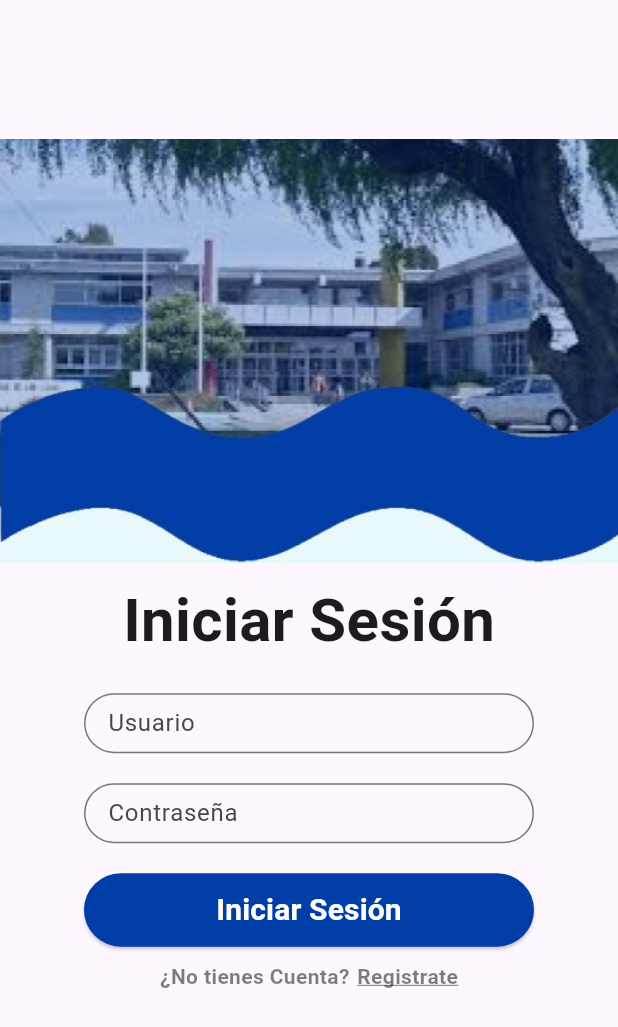
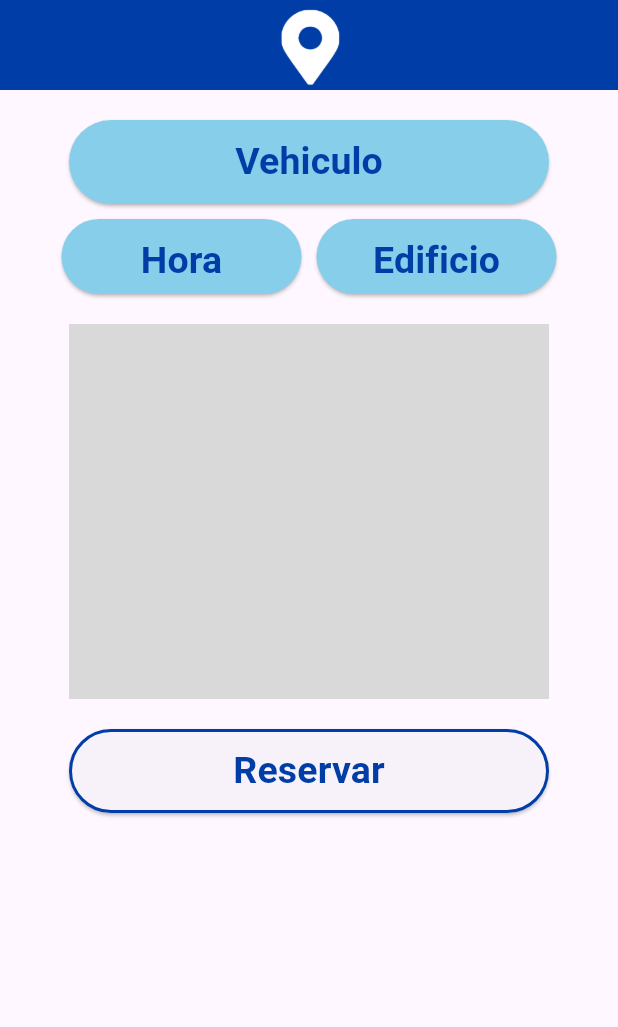
Before and after one commit to Gonzalolo1123/PUM-Parking-Ula-Movil-, a Flutter app: the LogIn screen opened directly, after a tap on "Iniciar Sesión", on a phone screen of 412 x 824 dp. Shown: the top 1027 px of the screen. Run offline on Flutter 3.47's test engine with Material 3 defaults, Android fonts, the phone set to English and light mode, and no system bars.

Commit message:
Avance pag5

```diff
--- a/lib/pag2.dart
+++ b/lib/pag2.dart
@@ -1,5 +1,7 @@
 // ignore_for_file: avoid_print
 import 'package:flutter/material.dart';
+import 'pag5.dart';
+
 class LogIn extends StatelessWidget {
   const LogIn({super.key});
   @override
@@ -51,7 +53,10 @@ class LogIn extends StatelessWidget {
             ElevatedButton(
               onPressed: () async {
                 print('¡El botón de inicio de sesión ha sido presionado!');
-                // Agrega la lógica para el botón de Iniciar Sesión
+                Navigator.push(
+                  context,
+                  MaterialPageRoute(builder: (context) => const Index()),
+                );
               },
               style: ElevatedButton.styleFrom(
                 minimumSize: const Size(300, 40),
--- /dev/null
+++ b/lib/pag5.dart
@@ -0,0 +1,155 @@
+// ignore_for_file: avoid_print
+import 'package:flutter/material.dart';
+
+class Index extends StatelessWidget {
+  const Index({Key? key});
+
+  @override
+  Widget build(BuildContext context) {
+    return MaterialApp(
+      home: Scaffold(
+        appBar: PreferredSize(
+          preferredSize: const Size.fromHeight(60.0),
+          child: AppBar(
+            backgroundColor: const Color(0xFF003DA6),
+            flexibleSpace: Align(
+              alignment: const Alignment(0.0, 0.8),
+              child: GestureDetector(
+                onTap: () {
+                  // Lógica cuando la imagen es presionada
+                  print('Imagen presionada');
+                },
+                child: Image.asset(
+                  'assets/logoGPS.png',
+                  height: 55,
+                ),
+              ),
+            ),
+          ),
+        ),
+        body: Center(
+          child: Column(
+            children: [
+              const SizedBox(
+                height: 20.0,
+              ),
+              // Aquí va el contenido del cuerpo de la pantalla
+              ElevatedButton(
+                onPressed: () {
+                  // Agrega la lógica para el botón de Crear Cuenta
+                  print('¡Vehiculo ha sido presionado!');
+                  /*Navigator.push(
+                    context,
+                    MaterialPageRoute(builder: (context) => const LogUp()),
+                  );*/
+                },
+                style: ElevatedButton.styleFrom(
+                  minimumSize: const Size(320, 40),
+                  padding: const EdgeInsets.all(10.0),
+                  backgroundColor: const Color(0xFF87CEEB),
+                ),
+                child: const Text(
+                  'Vehiculo',
+                  style: TextStyle(
+                    fontSize: 25,
+                    // Ajusta el tamaño de fuente según tus necesidades
+                    color: Color(0xFF003DA6),
+                    fontWeight: FontWeight.bold,
+                  ),
+                ),
+              ),
+              const SizedBox(
+                height: 10.0,
+              ),
+              Row(
+                mainAxisAlignment: MainAxisAlignment.center,
+                children: [
+                  SizedBox(
+                    width: 330,
+                    height: 50,
+                    child: Row(
+                      children: [
+                        ElevatedButton(
+                          onPressed: () {
+                            // Lógica para el botón de Hora
+                            print('Hora ha sido presionado!');
+                          },
+                          style: ElevatedButton.styleFrom(
+                            minimumSize: const Size(160, 40),
+                            padding: const EdgeInsets.all(10.0),
+                            backgroundColor: const Color(0xFF87CEEB),
+                          ),
+                          child: const Text(
+                            'Hora',
+                            style: TextStyle(
+                              fontSize: 25,
+                              color: Color(0xFF003DA6),
+                              fontWeight: FontWeight.bold,
+                            ),
+                          ),
+                        ),
+                        const SizedBox(
+                            width: 10.0), // Espacio entre los botones
+                        ElevatedButton(
+                          onPressed: () {
+                            // Lógica para el botón de Edificio
+                            print('Edificio ha sido presionado!');
+                          },
+                          style: ElevatedButton.styleFrom(
+                            minimumSize: const Size(160, 40),
+                            padding: const EdgeInsets.all(10.0),
+                            backgroundColor: const Color(0xFF87CEEB),
+                          ),
+                          child: const Text(
+                            'Edificio',
+                            style: TextStyle(
+                              fontSize: 25,
+                              color: Color(0xFF003DA6),
+                              fontWeight: FontWeight.bold,
+                            ),
+                          ),
+                        ),
+                      ],
+                    ),
+                  ),
+                ],
+              ),
+              const SizedBox(
+                height: 20.0,
+              ),
+               Container(
+                width: 320,
+                height: 250,
+                decoration: const BoxDecoration(
+                  color: Color(0xFFD9D9D9), // Color de fondo
+                ),
+              ),
+              const SizedBox(
+                height: 20.0,
+              ),
+              ElevatedButton(
+                          onPressed: () {
+                            // Lógica para el botón de Edificio
+                            print('Reservar ha sido presionado!');
+                          },
+                          style: ElevatedButton.styleFrom(
+                            minimumSize: const Size(320, 40),
+                            padding: const EdgeInsets.all(10.0),
+                            side: const BorderSide(width: 2,color: Color(0xFF003DA6)),
+                          ),
+                          child: const Text(
+                            'Reservar',
+                            style: TextStyle(
+                              fontSize: 25,
+                              color: Color(0xFF003DA6),
+                              fontWeight: FontWeight.bold,
+                            ),
+                          ),
+                        ),
+            ],
+          ),
+        ),
+      ),
+    );
+  }
+}
--- a/pubspec.yaml
+++ b/pubspec.yaml
@@ -59,6 +59,7 @@ flutter:
   uses-material-design: true
   assets:
     - assets/logo.png
+    - assets/logoGPS.png
 
   # An image asset can refer to one or more resolution-specific "variants", see
   # https://flutter.dev/assets-and-images/#resolution-aware
```
Also changed, not shown: assets/logoGPS.png (added).
